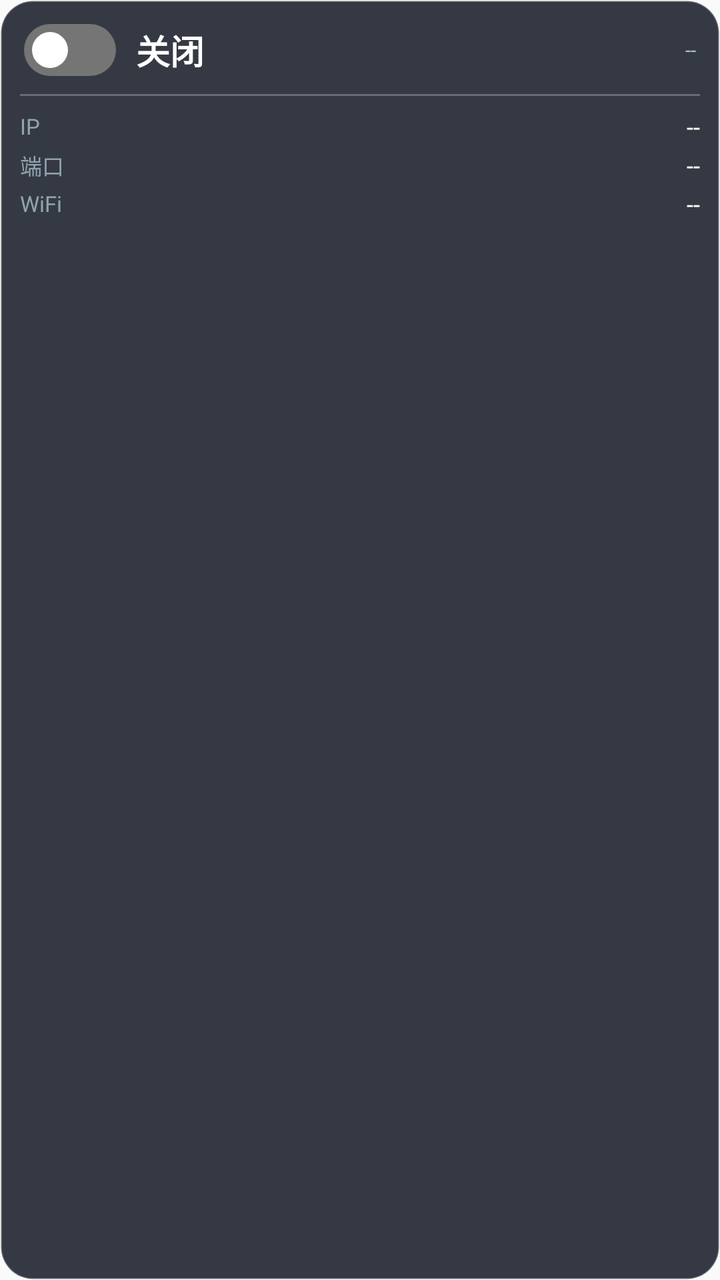
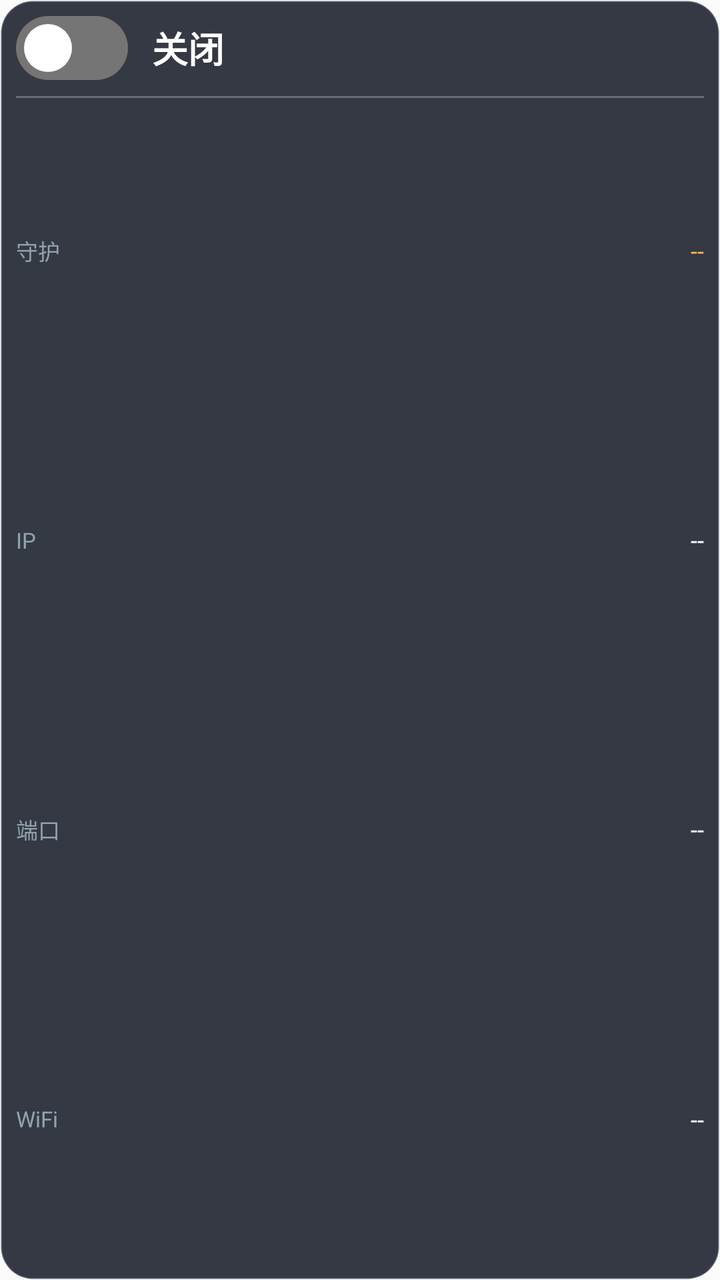

Before-and-after screenshots of an Android layout around one commit, followed by the original layout XML and the change that was made.
<!-- AndroidManifest.xml: application theme Theme.AdbWifiWidget -->
<!-- res/layout/widget.xml -->
<?xml version="1.0" encoding="utf-8"?>
<LinearLayout xmlns:android="http://schemas.android.com/apk/res/android"
    android:id="@+id/root"
    android:layout_width="match_parent"
    android:layout_height="match_parent"
    android:orientation="vertical"
    android:background="@drawable/widget_bg"
    android:padding="10dp">

    
    <LinearLayout
        android:id="@+id/switchArea"
        android:layout_width="match_parent"
        android:layout_height="wrap_content"
        android:orientation="horizontal"
        android:gravity="center_vertical"
        android:padding="2dp">

        <ImageView
            android:id="@+id/ivSwitch"
            android:layout_width="46dp"
            android:layout_height="26dp"
            android:src="@drawable/switch_off"
            android:contentDescription="toggle" />

        <TextView
            android:id="@+id/tvState"
            android:layout_width="wrap_content"
            android:layout_height="wrap_content"
            android:layout_marginStart="10dp"
            android:text="关闭"
            android:textColor="#FFFFFF"
            android:textSize="17sp"
            android:textStyle="bold" />

        
        <FrameLayout
            android:layout_width="0dp"
            android:layout_height="1dp"
            android:layout_weight="1" />

        <TextView
            android:id="@+id/tvDaemon"
            android:layout_width="wrap_content"
            android:layout_height="wrap_content"
            android:text="--"
            android:textColor="#B0BEC5"
            android:textSize="10sp" />
    </LinearLayout>

    
    <FrameLayout
        android:layout_width="match_parent"
        android:layout_height="1dp"
        android:layout_marginTop="7dp"
        android:layout_marginBottom="7dp"
        android:background="#40FFFFFF" />

    
    <LinearLayout
        android:id="@+id/infoArea"
        android:layout_width="match_parent"
        android:layout_height="wrap_content"
        android:orientation="vertical">

        <LinearLayout
            android:layout_width="match_parent"
            android:layout_height="wrap_content"
            android:orientation="horizontal"
            android:gravity="center_vertical">

            <TextView
                android:layout_width="34dp"
                android:layout_height="wrap_content"
                android:text="IP"
                android:textColor="#90A4AE"
                android:textSize="11sp" />

            <TextView
                android:id="@+id/tvIp"
                android:layout_width="0dp"
                android:layout_height="wrap_content"
                android:layout_weight="1"
                android:gravity="end"
                android:text="--"
                android:textColor="#FFFFFF"
                android:textSize="12sp"
                android:singleLine="true"
                android:ellipsize="end" />
        </LinearLayout>

        <LinearLayout
            android:layout_width="match_parent"
            android:layout_height="wrap_content"
            android:orientation="horizontal"
            android:gravity="center_vertical"
            android:layout_marginTop="3dp">

            <TextView
                android:layout_width="34dp"
                android:layout_height="wrap_content"
                android:text="端口"
                android:textColor="#90A4AE"
                android:textSize="11sp" />

            <TextView
                android:id="@+id/tvPort"
                android:layout_width="0dp"
                android:layout_height="wrap_content"
                android:layout_weight="1"
                android:gravity="end"
                android:text="--"
                android:textColor="#FFFFFF"
                android:textSize="12sp"
                android:singleLine="true"
                android:ellipsize="end" />
        </LinearLayout>

        <LinearLayout
            android:layout_width="match_parent"
            android:layout_height="wrap_content"
            android:orientation="horizontal"
            android:gravity="center_vertical"
            android:layout_marginTop="3dp">

            <TextView
                android:layout_width="34dp"
                android:layout_height="wrap_content"
                android:text="WiFi"
                android:textColor="#90A4AE"
                android:textSize="11sp" />

            <TextView
                android:id="@+id/tvSsid"
                android:layout_width="0dp"
                android:layout_height="wrap_content"
                android:layout_weight="1"
                android:gravity="end"
                android:text="--"
                android:textColor="#FFFFFF"
                android:textSize="12sp"
                android:singleLine="true"
                android:ellipsize="end" />
        </LinearLayout>

    </LinearLayout>

</LinearLayout>
<!-- resources referenced by this layout -->
<resources>
  <!-- drawable switch_off (drawable) -->
  <?xml version="1.0" encoding="utf-8"?>
  <layer-list xmlns:android="http://schemas.android.com/apk/res/android">
      
      <item>
          <shape android:shape="rectangle">
              <solid android:color="#FF757575" />
              <corners android:radius="13dp" />
              <size android:width="46dp" android:height="26dp" />
          </shape>
      </item>
      
      <item
          android:gravity="left|center_vertical"
          android:left="4dp">
          <shape android:shape="oval">
              <solid android:color="#FFFFFFFF" />
              <size android:width="18dp" android:height="18dp" />
          </shape>
      </item>
  </layer-list>
  <!-- drawable widget_bg (drawable) -->
  <?xml version="1.0" encoding="utf-8"?>
  <shape xmlns:android="http://schemas.android.com/apk/res/android"
      android:shape="rectangle">
      <solid android:color="#E6212530" />
      <corners android:radius="16dp" />
      <stroke android:width="1dp" android:color="#40FFFFFF" />
  </shape>
  <style name="Theme.AdbWifiWidget" parent="@android:style/Theme.Material.Light.NoActionBar" />
</resources>

<!-- the commit's change to res/layout/widget.xml (unified diff, before → after) -->
@@ -5,7 +5,7 @@
     android:layout_height="match_parent"
     android:orientation="vertical"
     android:background="@drawable/widget_bg"
-    android:padding="10dp">
+    android:padding="8dp">
 
     
     <LinearLayout
@@ -13,13 +13,12 @@
         android:layout_width="match_parent"
         android:layout_height="wrap_content"
         android:orientation="horizontal"
-        android:gravity="center_vertical"
-        android:padding="2dp">
+        android:gravity="center_vertical">
 
         <ImageView
             android:id="@+id/ivSwitch"
-            android:layout_width="46dp"
-            android:layout_height="26dp"
+            android:layout_width="56dp"
+            android:layout_height="32dp"
             android:src="@drawable/switch_off"
             android:contentDescription="toggle" />
 
@@ -27,50 +26,66 @@
             android:id="@+id/tvState"
             android:layout_width="wrap_content"
             android:layout_height="wrap_content"
-            android:layout_marginStart="10dp"
+            android:layout_marginStart="12dp"
             android:text="关闭"
             android:textColor="#FFFFFF"
-            android:textSize="17sp"
+            android:textSize="18sp"
             android:textStyle="bold" />
 
-        
-        <FrameLayout
-            android:layout_width="0dp"
-            android:layout_height="1dp"
-            android:layout_weight="1" />
-
-        <TextView
-            android:id="@+id/tvDaemon"
-            android:layout_width="wrap_content"
-            android:layout_height="wrap_content"
-            android:text="--"
-            android:textColor="#B0BEC5"
-            android:textSize="10sp" />
     </LinearLayout>
 
     
     <FrameLayout
         android:layout_width="match_parent"
         android:layout_height="1dp"
-        android:layout_marginTop="7dp"
-        android:layout_marginBottom="7dp"
+        android:layout_marginTop="8dp"
+        android:layout_marginBottom="4dp"
         android:background="#40FFFFFF" />
 
     
     <LinearLayout
         android:id="@+id/infoArea"
         android:layout_width="match_parent"
-        android:layout_height="wrap_content"
+        android:layout_height="0dp"
+        android:layout_weight="1"
         android:orientation="vertical">
 
         <LinearLayout
             android:layout_width="match_parent"
-            android:layout_height="wrap_content"
+            android:layout_height="0dp"
+            android:layout_weight="1"
             android:orientation="horizontal"
             android:gravity="center_vertical">
 
             <TextView
-                android:layout_width="34dp"
+                android:layout_width="40dp"
+                android:layout_height="wrap_content"
+                android:text="守护"
+                android:textColor="#90A4AE"
+                android:textSize="11sp" />
+
+            <TextView
+                android:id="@+id/tvDaemon"
+                android:layout_width="0dp"
+                android:layout_height="wrap_content"
+                android:layout_weight="1"
+                android:gravity="end"
+                android:text="--"
+                android:textColor="#FFB74D"
+                android:textSize="12sp"
+                android:singleLine="true"
+                android:ellipsize="end" />
+        </LinearLayout>
+
+        <LinearLayout
+            android:layout_width="match_parent"
+            android:layout_height="0dp"
+            android:layout_weight="1"
+            android:orientation="horizontal"
+            android:gravity="center_vertical">
+
+            <TextView
+                android:layout_width="40dp"
                 android:layout_height="wrap_content"
                 android:text="IP"
                 android:textColor="#90A4AE"
@@ -91,13 +106,13 @@
 
         <LinearLayout
             android:layout_width="match_parent"
-            android:layout_height="wrap_content"
+            android:layout_height="0dp"
+            android:layout_weight="1"
             android:orientation="horizontal"
-            android:gravity="center_vertical"
-            android:layout_marginTop="3dp">
+            android:gravity="center_vertical">
 
             <TextView
-                android:layout_width="34dp"
+                android:layout_width="40dp"
                 android:layout_height="wrap_content"
                 android:text="端口"
                 android:textColor="#90A4AE"
@@ -118,13 +133,13 @@
 
         <LinearLayout
             android:layout_width="match_parent"
-            android:layout_height="wrap_content"
+            android:layout_height="0dp"
+            android:layout_weight="1"
             android:orientation="horizontal"
-            android:gravity="center_vertical"
-            android:layout_marginTop="3dp">
+            android:gravity="center_vertical">
 
             <TextView
-                android:layout_width="34dp"
+                android:layout_width="40dp"
                 android:layout_height="wrap_content"
                 android:text="WiFi"
                 android:textColor="#90A4AE"
<!-- resource entries referenced after the edit -->
@@ -3,21 +3,19 @@
   <!-- drawable switch_off (drawable) -->
   <?xml version="1.0" encoding="utf-8"?>
   <layer-list xmlns:android="http://schemas.android.com/apk/res/android">
-      
       <item>
           <shape android:shape="rectangle">
               <solid android:color="#FF757575" />
-              <corners android:radius="13dp" />
-              <size android:width="46dp" android:height="26dp" />
+              <corners android:radius="16dp" />
+              <size android:width="56dp" android:height="32dp" />
           </shape>
       </item>
-      
       <item
           android:gravity="left|center_vertical"
           android:left="4dp">
           <shape android:shape="oval">
               <solid android:color="#FFFFFFFF" />
-              <size android:width="18dp" android:height="18dp" />
+              <size android:width="24dp" android:height="24dp" />
           </shape>
       </item>
   </layer-list>
